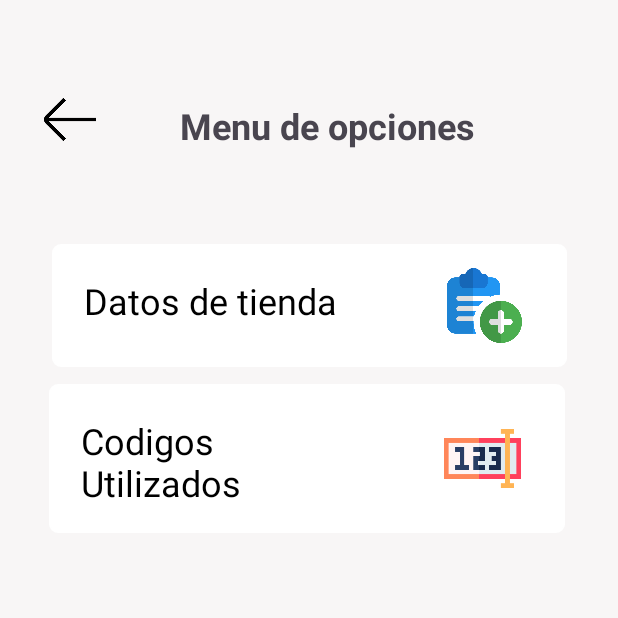
After one commit to carlosEnriqueGC/ProyectoANDROID2024, an Android app: the MenuDesplegable screen opened directly, with no data from a screen before it, on a phone screen of 412 x 824 dp, the top half of it. The commit adds this screen. Run offline under Robolectric (Android 15) with nearby library versions, the phone set to English and light mode, and no system bars.

Commit message:
realizacion de un menu

```diff
--- a/PROYECTORECARGAAPP/app/src/main/AndroidManifest.xml
+++ b/PROYECTORECARGAAPP/app/src/main/AndroidManifest.xml
@@ -12,6 +12,9 @@
         android:supportsRtl="true"
         android:theme="@style/Theme.ClaroRecargasApp"
         tools:targetApi="31">
+        <activity
+            android:name=".MenuDesplegable"
+            android:exported="false" />
         <activity
             android:name=".IngresoDePrecioES"
             android:exported="false" />
--- a/PROYECTORECARGAAPP/app/src/main/java/com/umg/clarorecargasapp/MainActivity.java
+++ b/PROYECTORECARGAAPP/app/src/main/java/com/umg/clarorecargasapp/MainActivity.java
@@ -10,13 +10,16 @@ import androidx.core.graphics.Insets;
 import androidx.core.view.ViewCompat;
 import androidx.core.view.WindowInsetsCompat;
 import android.database.sqlite.SQLiteDatabase;
+import android.widget.ImageButton;
 import android.widget.Toast;
 import android.content.SharedPreferences;
+import androidx.drawerlayout.widget.DrawerLayout;
 
 public class MainActivity extends AppCompatActivity {
 
     private static final String PREFS_NAME = "MyPrefsFile";
     private static final String KEY_FIRST_LAUNCH = "first_launch";
+    private DrawerLayout drawerLayout;
 
     @Override
     protected void onCreate(Bundle savedInstanceState) {
@@ -85,6 +88,12 @@ public class MainActivity extends AppCompatActivity {
             startActivity(intent);
         });
 
+        ImageButton MenuDesplegable = findViewById(R.id.IconMenu);
+        MenuDesplegable.setOnClickListener(v -> {
+            Intent intent = new Intent(MainActivity.this, MenuDesplegable.class);
+            startActivity(intent);
+        });
+
         OnBackPressedCallback callback = new OnBackPressedCallback(true) {
             @Override
             public void handleOnBackPressed() {
--- /dev/null
+++ b/PROYECTORECARGAAPP/app/src/main/java/com/umg/clarorecargasapp/MenuDesplegable.java
@@ -0,0 +1,57 @@
+package com.umg.clarorecargasapp;
+
+import android.content.Intent;
+import android.os.Bundle;
+import android.widget.Button;
+import android.widget.ImageButton;
+import androidx.activity.EdgeToEdge;
+import androidx.appcompat.app.AppCompatActivity;
+import androidx.core.graphics.Insets;
+import androidx.core.view.ViewCompat;
+import androidx.core.view.WindowInsetsCompat;
+import android.view.View;
+import android.widget.RelativeLayout;
+
+
+public class MenuDesplegable extends AppCompatActivity {
+
+    @Override
+    protected void onCreate(Bundle savedInstanceState) {
+        super.onCreate(savedInstanceState);
+        EdgeToEdge.enable(this);
+        setContentView(R.layout.activity_menu_desplegable);
+
+        RelativeLayout datosTienda = findViewById(R.id.layoutDatosTienda);
+        RelativeLayout codigosUtilizados = findViewById(R.id.layoutCodigosUtilizados);
+
+        ViewCompat.setOnApplyWindowInsetsListener(findViewById(R.id.main), (v, insets) -> {
+            Insets systemBars = insets.getInsets(WindowInsetsCompat.Type.systemBars());
+            v.setPadding(systemBars.left, systemBars.top, systemBars.right, systemBars.bottom);
+            return insets;
+        });
+
+        datosTienda.setOnClickListener(new View.OnClickListener() {
+            @Override
+            public void onClick(View v) {
+                // Navegar a la actividad Datos de tienda
+                Intent intent = new Intent(MenuDesplegable.this, MenuDesplegable.class);
+                startActivity(intent);
+            }
+        });
+
+        codigosUtilizados.setOnClickListener(new View.OnClickListener() {
+            @Override
+            public void onClick(View v) {
+                // Navegar a la actividad Códigos utilizados
+                Intent intent = new Intent(MenuDesplegable.this, MenuDesplegable.class);
+                startActivity(intent);
+            }
+        });
+
+        ImageButton btnRegresar = findViewById(R.id.btnVolverMD);
+        btnRegresar.setOnClickListener(v -> {
+            Intent intent = new Intent(MenuDesplegable.this, MainActivity.class);
+            startActivity(intent);
+        });
+    }
+}
--- a/PROYECTORECARGAAPP/app/src/main/res/drawable/rounded_button.xml
+++ /dev/null
@@ -1,10 +0,0 @@
-<?xml version="1.0" encoding="utf-8"?>
-<shape xmlns:android="http://schemas.android.com/apk/res/android">
-    <solid android:color="#E4002B"/>
-    <corners android:radius="16dp"/>
-    <padding
-        android:bottom="8dp"
-        android:left="16dp"
-        android:right="16dp"
-        android:top="8dp"/>
-</shape>
--- /dev/null
+++ b/PROYECTORECARGAAPP/app/src/main/res/drawable/rounded_corner.xml
@@ -0,0 +1,8 @@
+<?xml version="1.0" encoding="utf-8"?>
+<shape xmlns:android="http://schemas.android.com/apk/res/android">
+    <solid android:color="#FFFFFF"/> <!-- Color de fondo -->
+    <corners android:radius="5dp"/>  <!-- Radio de borde redondeado -->
+    <stroke
+        android:width="1dp"
+        android:color="#FFFFFF"/> <!-- Color y ancho del borde -->
+</shape>
--- a/PROYECTORECARGAAPP/app/src/main/res/layout/activity_main.xml
+++ b/PROYECTORECARGAAPP/app/src/main/res/layout/activity_main.xml
@@ -101,21 +101,38 @@
         android:textStyle="bold"
         app:layout_constraintBottom_toBottomOf="parent"
         app:layout_constraintEnd_toEndOf="parent"
-        app:layout_constraintHorizontal_bias="0.692"
+        app:layout_constraintHorizontal_bias="0.498"
         app:layout_constraintStart_toStartOf="parent"
         app:layout_constraintTop_toTopOf="parent"
-        app:layout_constraintVertical_bias="0.154" />
+        app:layout_constraintVertical_bias="0.212" />
 
     <ImageView
         android:id="@+id/imageView"
         android:layout_width="101dp"
         android:layout_height="103dp"
-        android:layout_marginTop="68dp"
-        app:layout_constraintEnd_toStartOf="@+id/textView"
-        app:layout_constraintHorizontal_bias="0.616"
+        app:layout_constraintBottom_toBottomOf="parent"
+        app:layout_constraintEnd_toEndOf="parent"
         app:layout_constraintStart_toStartOf="parent"
         app:layout_constraintTop_toTopOf="parent"
+        app:layout_constraintVertical_bias="0.057"
         app:srcCompat="@drawable/logoclaro" />
+
+    <ImageButton
+        android:id="@+id/IconMenu"
+        android:layout_width="49dp"
+        android:layout_height="51dp"
+        android:layout_marginTop="16dp"
+        android:layout_marginBottom="649dp"
+        android:background="#FFFFFF"
+        android:contentDescription="@string/descripcion_boton"
+        android:scaleType="fitCenter"
+        app:layout_constraintBottom_toBottomOf="parent"
+        app:layout_constraintEnd_toEndOf="parent"
+        app:layout_constraintHorizontal_bias="0.955"
+        app:layout_constraintStart_toStartOf="parent"
+        app:layout_constraintTop_toTopOf="parent"
+        app:layout_constraintVertical_bias="0.066"
+        app:srcCompat="@drawable/menuprincipal" />
 
 
 </androidx.constraintlayout.widget.ConstraintLayout>
--- /dev/null
+++ b/PROYECTORECARGAAPP/app/src/main/res/layout/activity_menu_desplegable.xml
@@ -0,0 +1,150 @@
+<?xml version="1.0" encoding="utf-8"?>
+<androidx.constraintlayout.widget.ConstraintLayout xmlns:android="http://schemas.android.com/apk/res/android"
+    xmlns:app="http://schemas.android.com/apk/res-auto"
+    xmlns:tools="http://schemas.android.com/tools"
+    android:id="@+id/main"
+    android:layout_width="match_parent"
+    android:layout_height="match_parent"
+    android:background="#F8F6F6"
+    tools:context=".MenuDesplegable">
+
+    <!-- Botón para regresar -->
+
+    <!-- Título del menú -->
+
+    <!-- Botón para Datos de tienda -->
+
+    <ImageButton
+        android:id="@+id/btnVolverMD"
+        android:layout_width="61dp"
+        android:layout_height="59dp"
+        android:layout_marginStart="16dp"
+        android:background="#F8F6F6"
+        android:contentDescription="@string/descripcion_boton"
+        android:scaleType="fitCenter"
+        app:layout_constraintBottom_toBottomOf="parent"
+        app:layout_constraintEnd_toEndOf="parent"
+        app:layout_constraintHorizontal_bias="0.0"
+        app:layout_constraintStart_toStartOf="parent"
+        app:layout_constraintTop_toTopOf="parent"
+        app:layout_constraintVertical_bias="0.065"
+        app:srcCompat="@drawable/regresar2" />
+
+    <TextView
+        android:id="@+id/tituloMenu"
+        android:layout_width="wrap_content"
+        android:layout_height="wrap_content"
+        android:layout_marginStart="24dp"
+        android:text="Menu de opciones"
+        android:textSize="24sp"
+        android:textStyle="bold"
+        app:layout_constraintBottom_toBottomOf="parent"
+        app:layout_constraintEnd_toEndOf="parent"
+        app:layout_constraintStart_toStartOf="parent"
+        app:layout_constraintTop_toTopOf="parent"
+        app:layout_constraintVertical_bias="0.085" />
+
+    <ImageView
+        android:id="@+id/imageView3"
+        android:layout_width="343dp"
+        android:layout_height="393dp"
+        app:layout_constraintBottom_toBottomOf="parent"
+        app:layout_constraintEnd_toEndOf="parent"
+        app:layout_constraintHorizontal_bias="0.48"
+        app:layout_constraintStart_toStartOf="parent"
+        app:layout_constraintTop_toTopOf="parent"
+        app:layout_constraintVertical_bias="0.827"
+        tools:srcCompat="@drawable/fondo" />
+
+    <RelativeLayout
+        android:id="@+id/layoutDatosTienda"
+        android:layout_width="343dp"
+        android:layout_height="82dp"
+        android:layout_below="@id/tituloMenu"
+        android:layout_marginStart="24dp"
+        android:layout_marginEnd="24dp"
+        android:background="@drawable/rounded_corner"
+        android:padding="16dp"
+        app:layout_constraintBottom_toBottomOf="parent"
+        app:layout_constraintEnd_toEndOf="parent"
+        app:layout_constraintStart_toStartOf="parent"
+        app:layout_constraintTop_toTopOf="parent"
+        app:layout_constraintVertical_bias="0.219">
+
+
+        <TextView
+            android:id="@+id/menuItemTextDatosTienda"
+            android:layout_width="189dp"
+            android:layout_height="52dp"
+            android:layout_alignParentStart="true"
+            android:layout_alignParentTop="true"
+            android:layout_alignParentBottom="true"
+            android:layout_marginStart="5dp"
+            android:layout_marginTop="5dp"
+            android:layout_marginBottom="5dp"
+            android:text="Datos de tienda"
+            android:textAlignment="viewStart"
+            android:textAllCaps="false"
+            android:textColor="@android:color/black"
+            android:textSize="24sp" />
+
+        <ImageView
+            android:id="@+id/menuItemIconDatosTienda"
+            android:layout_width="78dp"
+            android:layout_height="51dp"
+            android:layout_alignParentEnd="true"
+            android:layout_centerVertical="true"
+            android:src="@drawable/anadir" />
+
+        <!-- Reemplaza con tu logo -->
+
+    </RelativeLayout>
+
+    <!-- Botón para Datos de tienda -->
+
+    <RelativeLayout
+        android:id="@+id/layoutCodigosUtilizados"
+        android:layout_width="344dp"
+        android:layout_height="99dp"
+        android:layout_below="@id/tituloMenu"
+        android:layout_marginStart="16dp"
+        android:layout_marginEnd="16dp"
+        android:background="@drawable/rounded_corner"
+        android:padding="16dp"
+        app:layout_constraintBottom_toBottomOf="parent"
+        app:layout_constraintEnd_toEndOf="parent"
+        app:layout_constraintHorizontal_bias="0.47"
+        app:layout_constraintStart_toStartOf="parent"
+        app:layout_constraintTop_toTopOf="parent"
+        app:layout_constraintVertical_bias="0.353">
+
+
+        <TextView
+            android:id="@+id/menuItemTextCodigosUtilizados"
+            android:layout_width="190dp"
+            android:layout_height="80dp"
+            android:layout_alignParentStart="true"
+            android:layout_alignParentTop="true"
+            android:layout_alignParentBottom="true"
+            android:layout_marginStart="5dp"
+            android:layout_marginTop="5dp"
+            android:layout_marginBottom="5dp"
+            android:text="Codigos Utilizados"
+            android:textAlignment="viewStart"
+            android:textAllCaps="false"
+            android:textColor="@android:color/black"
+            android:textSize="24sp" />
+
+        <ImageView
+            android:id="@+id/menuItemIconCodigosUtilizados"
+            android:layout_width="78dp"
+            android:layout_height="51dp"
+            android:layout_alignParentEnd="true"
+            android:layout_centerVertical="true"
+            android:src="@drawable/codigos" />
+
+        <!-- Reemplaza con tu logo -->
+
+    </RelativeLayout>
+
+</androidx.constraintlayout.widget.ConstraintLayout>
--- a/PROYECTORECARGAAPP/app/src/main/res/values/strings.xml
+++ b/PROYECTORECARGAAPP/app/src/main/res/values/strings.xml
@@ -1,3 +1,4 @@
 <resources>
     <string name="app_name">ClaroRecargasApp</string>
+    <string name="descripcion_boton">Menú desplegable</string>
 </resources>
```
Also changed, not shown: PROYECTORECARGAAPP/app/src/main/res/drawable/anadir.png (added), PROYECTORECARGAAPP/app/src/main/res/drawable/codigos.png (added), PROYECTORECARGAAPP/app/src/main/res/drawable/fondo.png (added), PROYECTORECARGAAPP/app/src/main/res/drawable/menuprincipal.png (added), PROYECTORECARGAAPP/app/src/main/res/drawable/regresar.png (added), PROYECTORECARGAAPP/app/src/main/res/drawable/regresar2.png (added).
